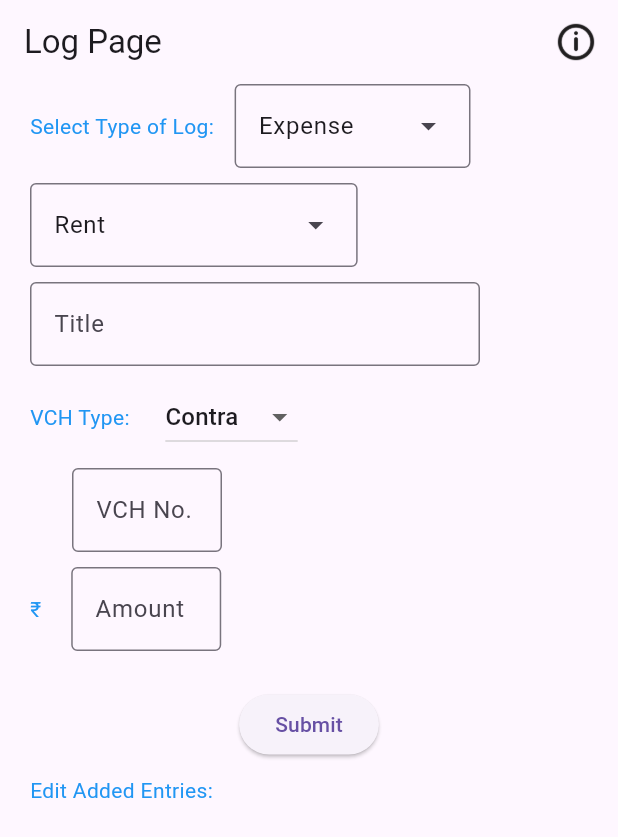
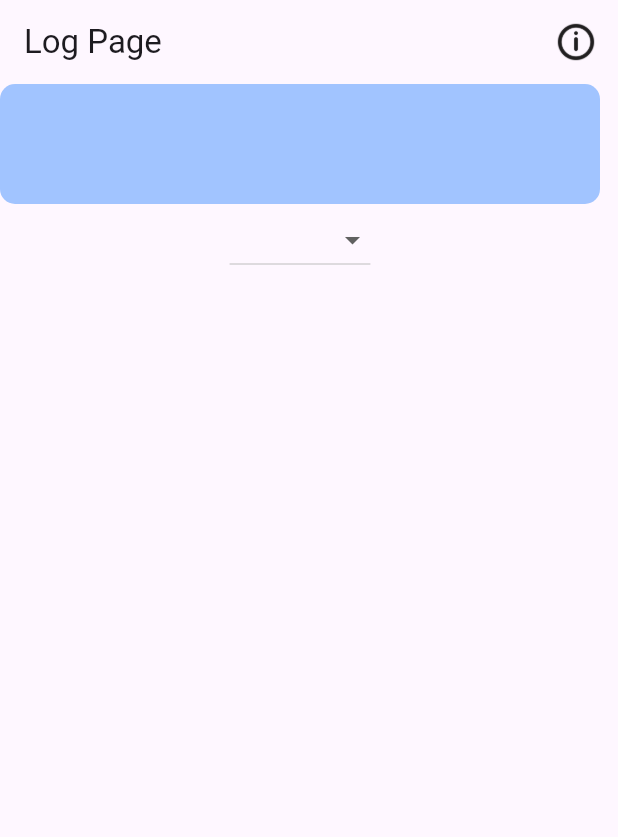
Before and after one commit to TheFinalGuardian/Ammasevasadanam-App, a Flutter app: the LogPage screen opened directly, on a phone screen of 412 x 824 dp. Shown: the top 837 px of the screen. Run offline on Flutter 3.47's test engine with Material 3 defaults, Android fonts, the phone set to English and light mode, and no system bars; our stand-ins replace cloud_firestore, firebase_core, flutter_spinkit, flutter_svg; accounts and stored records are empty.

```diff
--- a/lib/log_page_stuff/log_page.dart
+++ b/lib/log_page_stuff/log_page.dart
@@ -105,6 +105,9 @@ class LogPage extends StatefulWidget {
 }
 
 class _LogPageState extends State<LogPage> {
+  String dropdownValue = "one";
+  final _items = ['Expenses', 'Donation'];
+
   @override
   Widget build(BuildContext context) {
     if (widget.error) {
@@ -155,73 +158,28 @@ class _LogPageState extends State<LogPage> {
             )
           ],
         ),
-      body: SingleChildScrollView(
-            physics: const ClampingScrollPhysics(),
-          child: Stack(children: <Widget>[
-            Column(
-              mainAxisAlignment: MainAxisAlignment.start,
-              crossAxisAlignment: CrossAxisAlignment.start,
+        body: Column(
           children: [
-                Row(
-                  children: [
-                    const SizedBox(width: 20),
-                    const Text("Select Type of Log: "),
-                    const SizedBox(
-                      width: 10,
+            Container(
+              width: 400,
+              height: 80,
+              decoration: BoxDecoration(
+                  color: const Color.fromARGB(255, 161, 196, 255),
+                  borderRadius: BorderRadius.circular(10)),
             ),
-                    widget.typeOfLog,
+            DropdownButton(
+              items: _items.map((String item) {
+                return DropdownMenuItem(value: item, child: Text(item));
+              }).toList(),
+              onChanged: (String? newValue) {
+                setState(() {
+                  dropdownValue = newValue!;
+                });
+              },
+              value: dropdownValue,
+            )
           ],
-                ),
-                Padding(
-                  padding: const EdgeInsets.only(left: 20.0, top: 10.0),
-                  child: widget.group,
-                ),
-                Padding(
-                  padding: const EdgeInsets.only(left: 20.0, top: 10.0),
-                  child: widget.particulars,
-                ),
-                Row(
-                  children: [
-                    const Padding(
-                      padding: EdgeInsets.only(left: 20.0, top: 10.0),
-                      child: Text("VCH Type: "),
-                    ),
-                    Padding(
-                      padding: const EdgeInsets.only(left: 20.0, top: 10.0),
-                      child: widget.vchTypeUI,
-                    ),
-                  ],
-                ),
-                Padding(
-                  padding: const EdgeInsets.only(left: 48.0, top: 10.0),
-                  child: widget.vchNumUI,
-                ),
-                Row(
-                  children: [
-                    const Padding(
-                      padding: EdgeInsets.only(left: 20.0, top: 10.0),
-                      child: Text("₹"),
-                    ),
-                    Padding(
-                      padding: const EdgeInsets.only(left: 20.0, top: 10.0),
-                      child: widget.amount,
-                    ),
-                  ],
-                ),
-                Center(
-                  child: Padding(
-                    padding: const EdgeInsets.only(top: 25.0),
-                    child: widget.submitButton,
-                  ),
-                ),
-                const Padding(
-                  padding: EdgeInsets.only(left: 20.0, top: 10.0),
-                  child: Text("Edit Added Entries:"),
-                ),
-              ],
-            ),
-          ])),
-    );
+        ));
   }
 
   Future<dynamic> errorDialog(BuildContext context) {
--- a/lib/page_view.dart
+++ b/lib/page_view.dart
@@ -11,9 +11,9 @@ class PageViewVersion extends StatefulWidget {
 
   LogPage logpage = LogPage();
   HomePage homepage = const HomePage();
-  ReportPage reportpage = const ReportPage();
+  ReportPage reportpage =  const ReportPage();
 
-  List<Widget> pages = [LogPage(), const HomePage(), const ReportPage()];
+  List<Widget> pages = [LogPage(), const HomePage(),  const ReportPage()];
 
   LogPage getLogPage() {
     return logpage;
```
Also changed, not shown: lib/home_page.dart (+2 -5 lines). Lines whose indentation alone changed are shown as unchanged.
